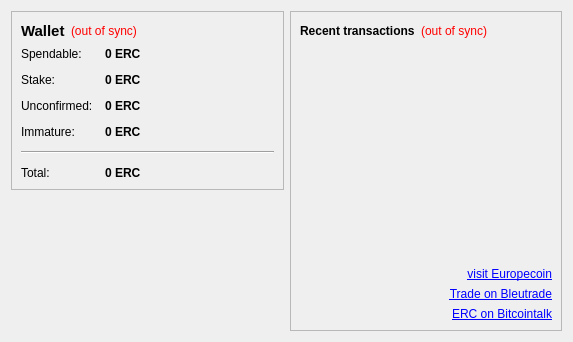
First picture: the form in src/qt/forms/overviewpage.ui, repository EuropecoinEUORG/EuropecoinV2, before the edit.
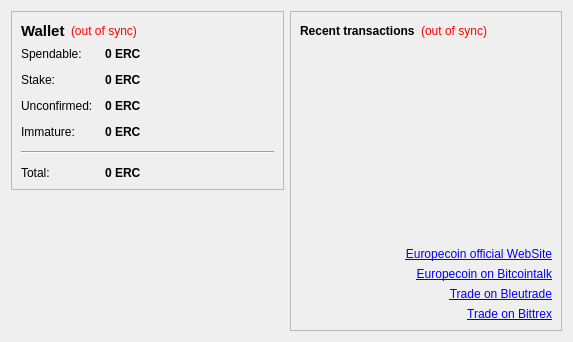
Second picture: the form after the edit. Icons and pictures are not drawn.

Commit message: Increased the number of TXs show in overview page

Patch:
```diff
--- a/src/qt/forms/overviewpage.ui
+++ b/src/qt/forms/overviewpage.ui
@@ -356,7 +356,7 @@
            <item>
             <widget class="QLabel" name="visitwebsite">
              <property name="text">
-              <string>&lt;a href=&quot;http://europecoin.eu.org&quot;&gt;visit Europecoin&lt;/a&gt;</string>
+           <string>&lt;a href=&quot;http://europecoin.eu.org&quot;&gt;Europecoin official WebSite&lt;/a&gt;</string>
              </property>
              <property name="alignment">
               <set>Qt::AlignRight|Qt::AlignTrailing|Qt::AlignVCenter</set>
@@ -369,6 +369,19 @@
              </property>
             </widget>
            </item>
+        <item>
+         <widget class="QLabel" name="btctalk">
+          <property name="text">
+           <string>&lt;a href=&quot;https://bitcointalk.org/index.php?topic=901605&quot;&gt;Europecoin on Bitcointalk&lt;/a&gt;</string>
+          </property>
+          <property name="alignment">
+           <set>Qt::AlignRight|Qt::AlignTrailing|Qt::AlignVCenter</set>
+          </property>
+          <property name="openExternalLinks">
+           <bool>true</bool>
+          </property>
+         </widget>
+        </item>
            <item>
             <widget class="QLabel" name="tradeonbittrex">
              <property name="text">
@@ -383,9 +396,12 @@
             </widget>
            </item>
            <item>
-            <widget class="QLabel" name="btctalk">
+         <widget class="QLabel" name="label_7">
+          <property name="layoutDirection">
+           <enum>Qt::LeftToRight</enum>
+          </property>
              <property name="text">
-              <string>&lt;a href=&quot;https://bitcointalk.org/index.php?topic=901605&quot;&gt;ERC on Bitcointalk&lt;/a&gt;</string>
+           <string>&lt;a href=&quot;https://bittrex.com/Market/Index?MarketName=BTC-ERC&quot;&gt;Trade on Bittrex&lt;/a&gt;</string>
              </property>
              <property name="alignment">
               <set>Qt::AlignRight|Qt::AlignTrailing|Qt::AlignVCenter</set>
```
Left out of the diff: 5 changed lines with no effect on the pictures. Lines whose indentation alone changed are shown as unchanged. The commit also changes 1 other file.
